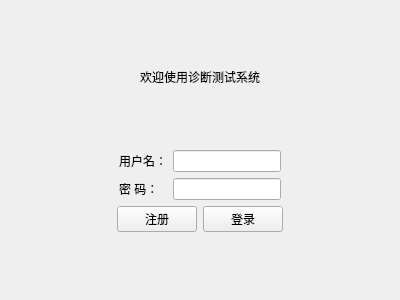
Old version of the form lab3a/loginview.ui in the repository SandraChen888/Sandra_QTCourse.
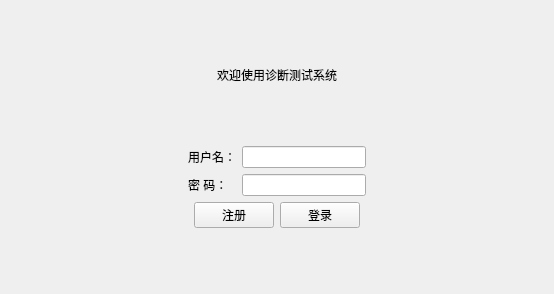
New version of the form.

```diff
--- a/lab3a/loginview.ui
+++ b/lab3a/loginview.ui
@@ -6,8 +6,8 @@
    <rect>
     <x>0</x>
     <y>0</y>
-    <width>400</width>
-    <height>300</height>
+    <width>554</width>
+    <height>294</height>
    </rect>
   </property>
   <property name="windowTitle">
@@ -85,7 +85,11 @@
         </widget>
        </item>
        <item row="1" column="1">
-        <widget class="QLineEdit" name="inputUserPassword"/>
+        <widget class="QLineEdit" name="inputUserPassword">
+         <property name="echoMode">
+          <enum>QLineEdit::Password</enum>
+         </property>
+        </widget>
        </item>
       </layout>
      </item>
```
